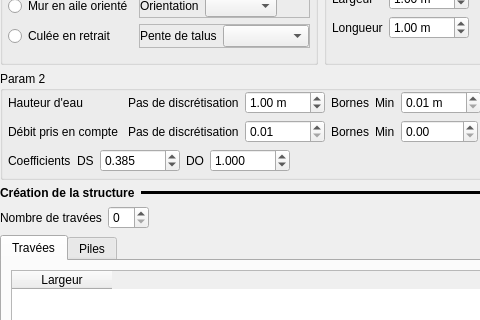
This is ui/structures/ui_bradley_pc.ui in Artelia/Mascaret as Qt 5 draws it before an edit; both pictures show x 0 to 480 and y 177 to 497 of the 641 by 679 pixel window. The edited form follows.
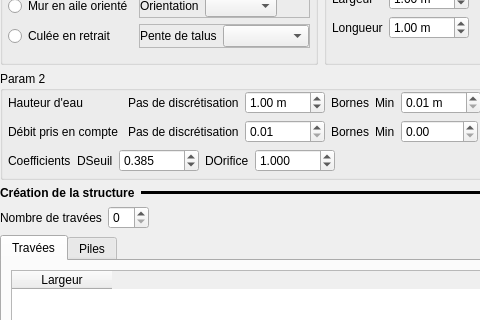
This is the edited form.

Patch:
```diff
--- a/ui/structures/ui_bradley_pc.ui
+++ b/ui/structures/ui_bradley_pc.ui
@@ -708,7 +708,7 @@
         <item>
          <widget class="QLabel" name="label_36">
           <property name="text">
-           <string>DS</string>
+           <string>DSeuil</string>
           </property>
          </widget>
         </item>
@@ -734,7 +734,7 @@
         <item>
          <widget class="QLabel" name="label_37">
           <property name="text">
-           <string>DO</string>
+           <string>DOrifice</string>
           </property>
          </widget>
         </item>
```
